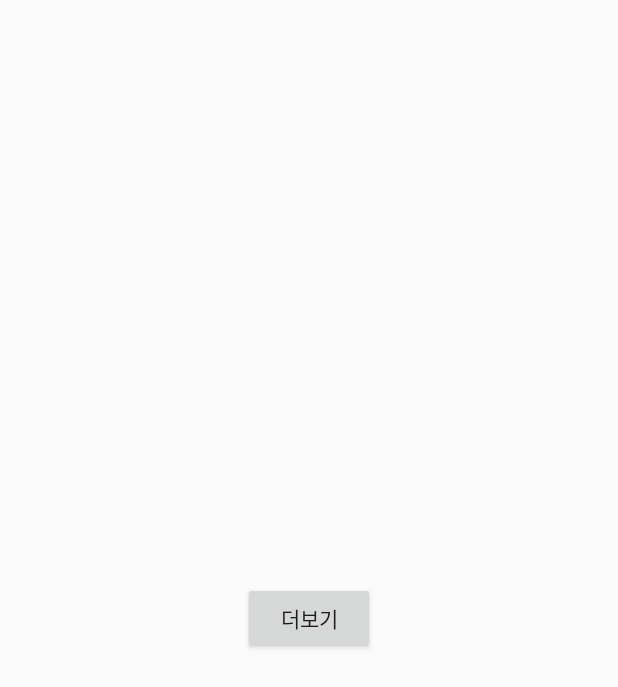
After one commit to Kimtaehoonkookmin/2018-cap1-10, an Android app: the layout add_page_button_layout.xml on its own in the app's theme, with its tools: preview values and no code run, on a phone screen of 412 x 824 dp. The commit adds this screen. Shown: the top 687 px of the screen. Run offline under Robolectric (Android 15) with nearby library versions, the phone set to English and light mode, and no system bars.

Commit message:
커뮤니티 게시판 Layout을 추가한다.

```diff
--- /dev/null
+++ b/src/APP/Source/app/src/main/res/layout/add_page_button_layout.xml
@@ -0,0 +1,16 @@
+<?xml version="1.0" encoding="utf-8"?>
+<LinearLayout
+    android:paddingTop="10dp"
+    android:paddingBottom="10dp"
+    android:layout_gravity="center"
+    xmlns:android="http://schemas.android.com/apk/res/android"
+    android:layout_width="wrap_content"
+    android:layout_height="wrap_content"
+    android:gravity="center">
+
+    <Button
+        android:id="@+id/more_button"
+        android:layout_width="wrap_content"
+        android:layout_height="wrap_content"
+        android:text="더보기" />
+</LinearLayout>
--- /dev/null
+++ b/src/APP/Source/app/src/main/res/layout/list_community_layout.xml
@@ -0,0 +1,6 @@
+<?xml version="1.0" encoding="utf-8"?>
+<android.support.constraint.ConstraintLayout
+    xmlns:android="http://schemas.android.com/apk/res/android" android:layout_width="match_parent"
+    android:layout_height="match_parent">
+
+</android.support.constraint.ConstraintLayout>
```
Also changed, not shown: src/APP/Source/app/src/main/res/layout/fragment_community.xml (+13 -0 lines).
